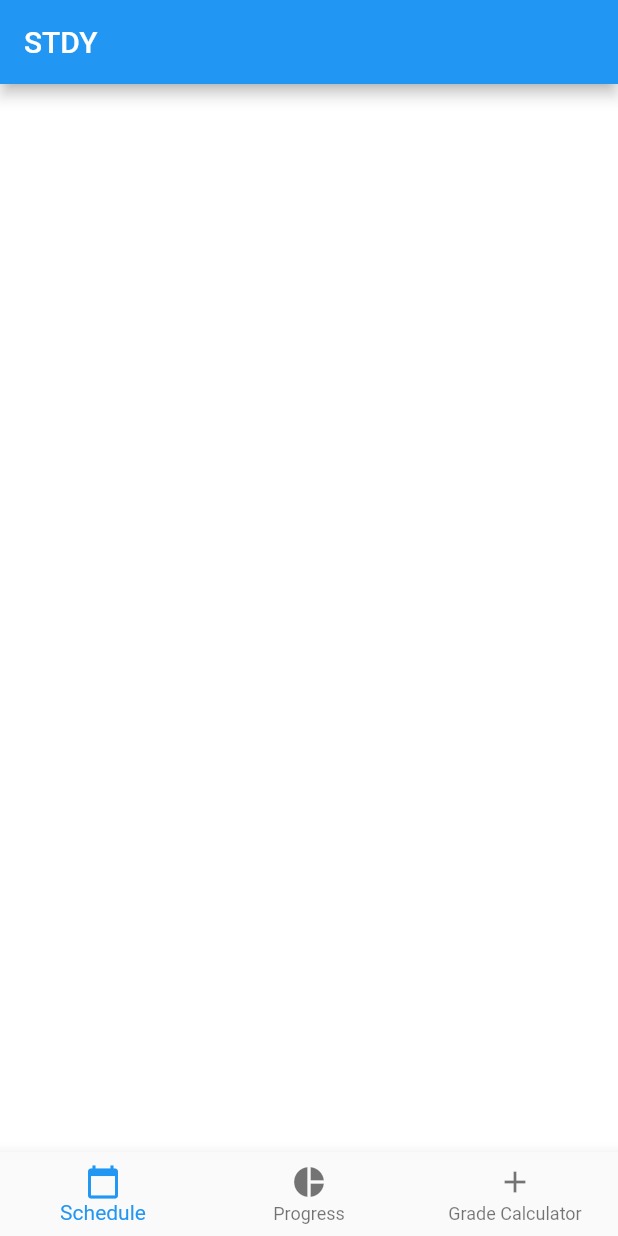
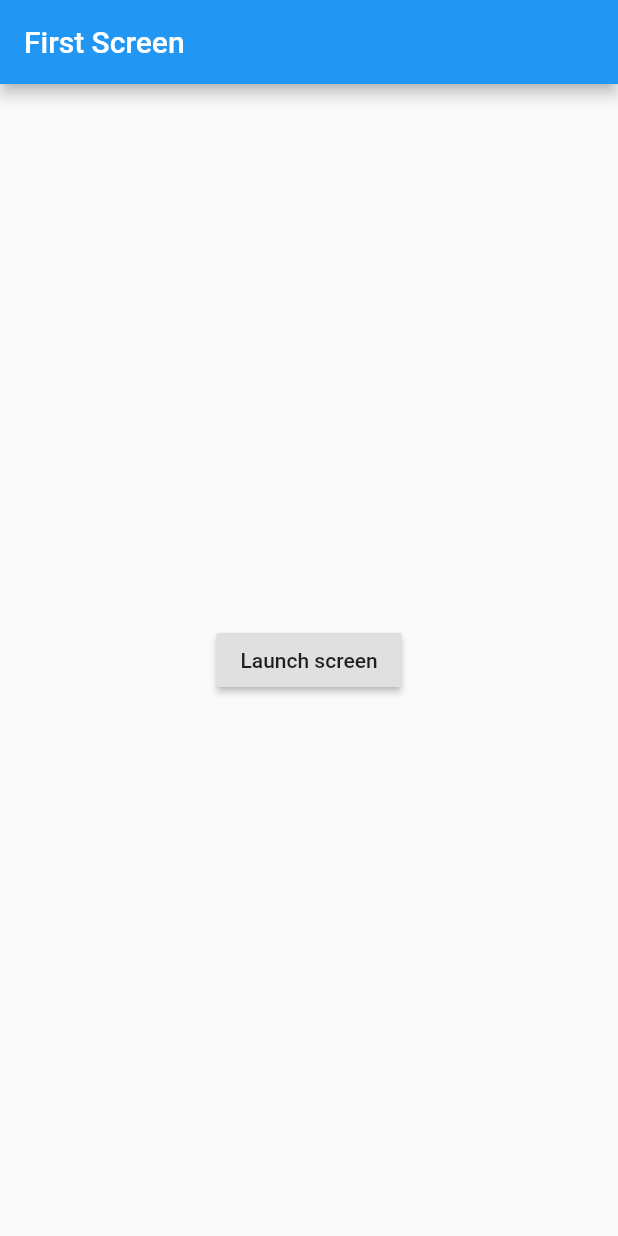
Before and after one commit to SUMR2020/STDY, a Flutter app: the screen it shows after launch, on a phone screen of 412 x 824 dp. Run offline on Flutter 3.47's test engine with Material 2 defaults, Android fonts, the phone set to English and light mode, and no system bars.

Commit message:
Framework for an initial login page created

```diff
--- /dev/null
+++ b/stdy/lib/login_page.dart
@@ -0,0 +1,21 @@
+import 'package:flutter/material.dart';
+
+class LoginScreen extends StatelessWidget {
+  @override
+  Widget build(BuildContext context) {
+    return Scaffold(
+      appBar: AppBar(
+        title: Text('First Screen'),
+      ),
+      body: Center(
+        child: RaisedButton(
+          child: Text('Launch screen'),
+          onPressed: () {
+            // Navigate to the second screen when tapped.
+            Navigator.pushNamed(context, '/second');
+          },
+        ),
+      ),
+    );
+  }
+}
--- a/stdy/lib/main.dart
+++ b/stdy/lib/main.dart
@@ -1,5 +1,6 @@
 import 'package:flutter/material.dart';
 import 'home_widget.dart';
+import 'login_page.dart';
 
 
 void main() => runApp(MyApp());
@@ -10,7 +11,13 @@ class MyApp extends StatelessWidget {
   Widget build(BuildContext context) {
     return MaterialApp(
       title: 'STDY',
-      home: Home(),
+      initialRoute: '/',
+      routes: {
+        // When navigating to the "/" route, build the FirstScreen widget.
+        '/': (context) => LoginScreen(),
+        // When navigating to the "/second" route, build the SecondScreen widget.
+        '/second': (context) => Home(),
+      },
     );
   }
 }
```
